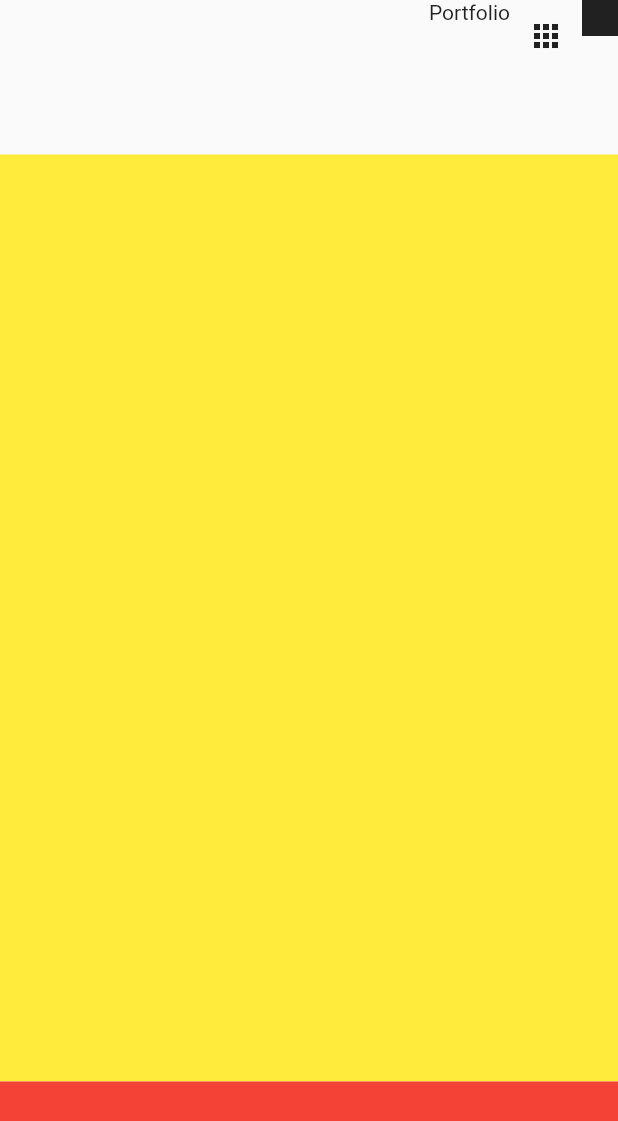
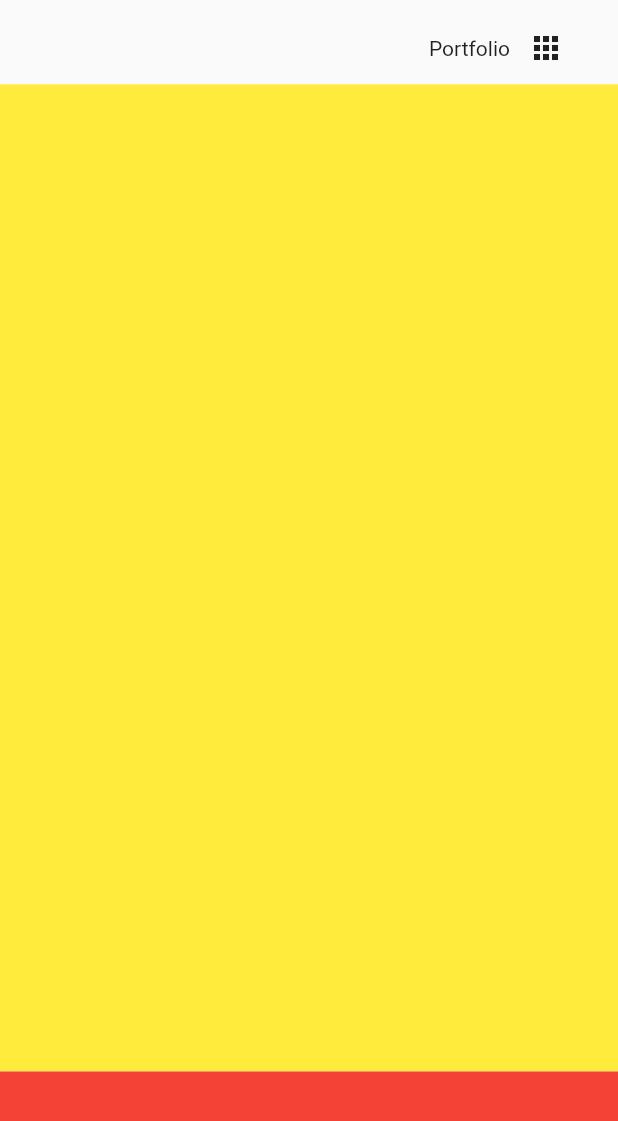
Before and after one commit to DevKhalyd/rg_portfolio, a Flutter app: the screen it shows after launch, on a phone screen of 412 x 824 dp. Shown: the top 1121 px of the screen. Run offline on Flutter 3.47's test engine with Material 2 defaults, Android fonts, the phone set to English and light mode, and no system bars.

```diff
--- a/lib/features/home/presentation/widgets/header/header_home.dart
+++ b/lib/features/home/presentation/widgets/header/header_home.dart
@@ -1,18 +1,18 @@
 import 'package:flutter/material.dart';
 
+import '../../../../../core/extensions/build_context_ext.dart';
 import '../../../../../core/utils.dart';
 import '../shared/selectable_word.dart';
 import 'icon_menu.dart';
 
 class HeaderHome extends StatelessWidget {
   const HeaderHome({Key? key}) : super(key: key);
-
   @override
   Widget build(BuildContext context) {
     /// Inside of a column
-    return Expanded(
+    return Padding(
+      padding: EdgeInsets.only(top: context.getPercentHeight(0.01)),
       child: Row(
-      crossAxisAlignment: CrossAxisAlignment.start,
         mainAxisAlignment: MainAxisAlignment.end,
         children: [
           SelectableWord(onPressed: () {}, label: 'Portfolio'),
@@ -23,10 +23,14 @@ class HeaderHome extends StatelessWidget {
               )),
           const Tooltip(
               message: 'Account',
-            child: ImageIcon(AssetImage(
+              child: ImageIcon(
+                AssetImage(
                   Utils.tempImage,
-            ))),
+                ),
+                color: Colors.transparent,
+              )),
         ],
-    ));
+      ),
+    );
   }
 }
--- a/lib/features/home/presentation/widgets/header/icon_menu.dart
+++ b/lib/features/home/presentation/widgets/header/icon_menu.dart
@@ -8,7 +8,7 @@ class IconMenu extends StatelessWidget {
   @override
   Widget build(BuildContext context) {
     return IconButton(
-      icon: const Icon(Icons.apps_outlined),
+      icon: const Icon(Icons.apps_rounded),
       onPressed: onPressed,
     );
   }
--- a/lib/features/home/presentation/widgets/shared/selectable_word.dart
+++ b/lib/features/home/presentation/widgets/shared/selectable_word.dart
@@ -25,10 +25,14 @@ class _SelectableWordState extends State<SelectableWord> {
     return MouseRegion(
       onExit: (event) => setState(() => isHover = false),
       onEnter: (event) => setState(() => isHover = true),
-      child: Text(
-        widget.label,
-        style: TextStyle(
-          decoration: isHover ? TextDecoration.underline : TextDecoration.none,
+      child: InkResponse(
+        onTap: widget.onPressed,
+        hoverColor: Colors.transparent,
+        child: Text(
+          widget.label,
+          style: TextStyle(
+            decoration: isHover ? TextDecoration.underline : TextDecoration.none,
+          ),
         ),
       ),
     );
```
Also changed, not shown: lib/core/extensions/build_context_ext.dart (added, +17 -0 lines), 28 other files. Lines whose indentation alone changed are shown as unchanged.
